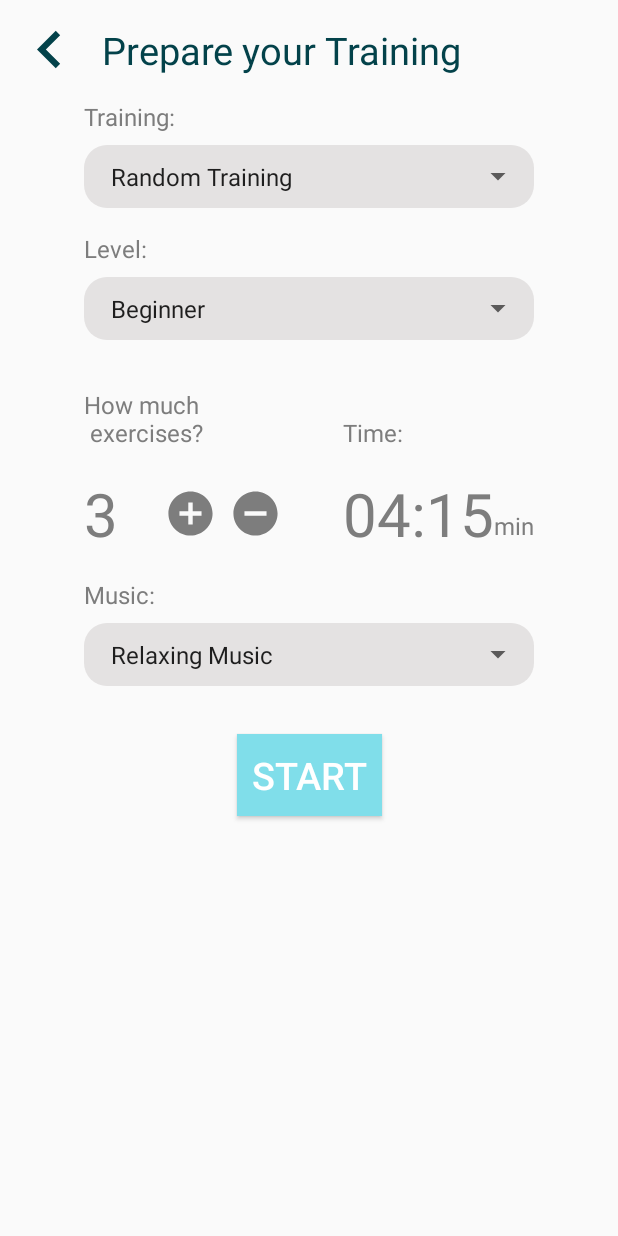
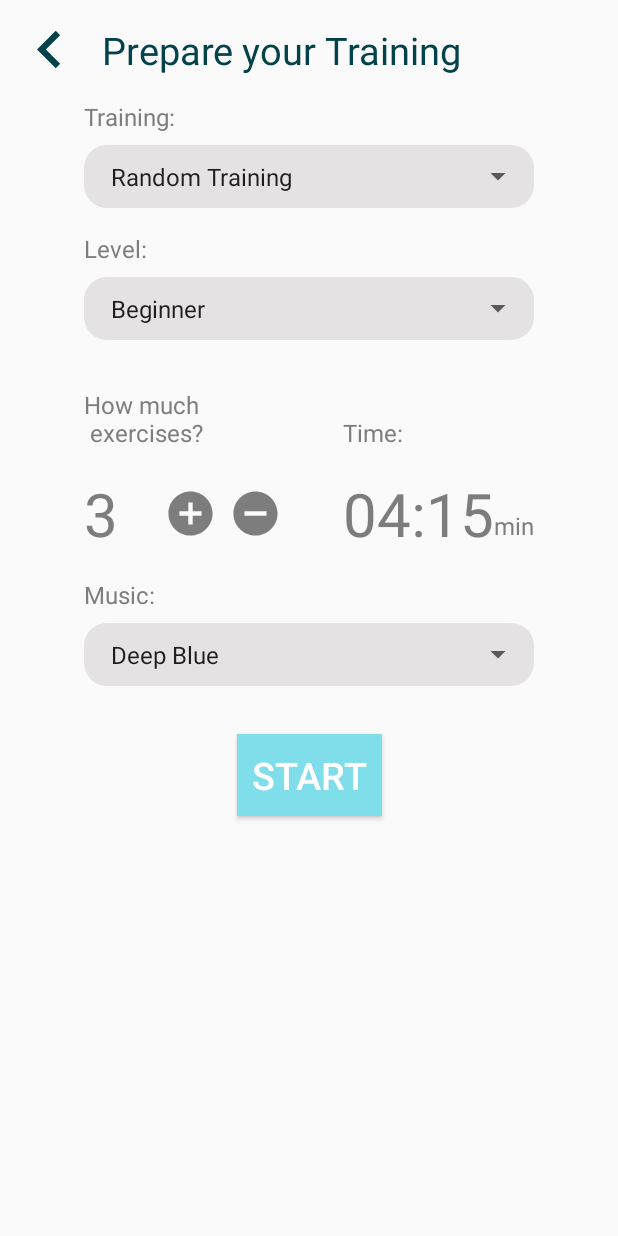
Before and after one commit to staropramen/VacuumFitness, an Android app: the PreparationFragment screen opened directly, with no data from a screen before it, on a phone screen of 412 x 824 dp. Run offline under Robolectric (Android 15) with nearby library versions, the phone set to English and light mode, and no system bars; our stand-ins replace ButterKnife, Room's generated code; libraries missing offline, so code that uses them is left out: android.arch.persistence.

Commit message:
Music from bensound added and apllied to custom playlists

```diff
--- a/app/src/main/java/com/example/android/vacuumfitness/utils/MusicUtils.java
+++ b/app/src/main/java/com/example/android/vacuumfitness/utils/MusicUtils.java
@@ -6,6 +6,7 @@ import android.net.Uri;
 import android.provider.MediaStore;
 
 import com.example.android.vacuumfitness.R;
+import com.example.android.vacuumfitness.model.Playlist;
 import com.example.android.vacuumfitness.model.Song;
 import com.example.android.vacuumfitness.ui.MainActivity;
 
@@ -74,4 +75,34 @@ public class MusicUtils {
 
         return PreparationUtils.secondsToTimeString(durationInSeconds);
     }
+
+    public static Playlist getDeepBluePlaylist() {
+        //App music 1
+        List<Song> songs = new ArrayList<>();
+        Song relaxSong = new Song("bensound_deepblue", "Bensound.com", "Deep Blue", "288000");
+        songs.add(relaxSong);
+        Playlist playlist = new Playlist("Deep Blue", songs, false);
+
+        return playlist;
+    }
+
+    public static Playlist getSlowMotionPlaylist() {
+        //App music 1
+        List<Song> songs = new ArrayList<>();
+        Song relaxSong = new Song("bensound_slowmotion", "Bensound.com", "Slow Motion", "288000");
+        songs.add(relaxSong);
+        Playlist playlist = new Playlist("Slow Motion", songs, false);
+
+        return playlist;
+    }
+
+    public static Playlist getRelaxingPlaylist() {
+        //App music 1
+        List<Song> songs = new ArrayList<>();
+        Song relaxSong = new Song("bensound_relaxing", "Bensound.com", "Relaxing", "206000");
+        songs.add(relaxSong);
+        Playlist playlist = new Playlist("Relaxing", songs, false);
+
+        return playlist;
+    }
 }
--- a/app/src/main/java/com/example/android/vacuumfitness/utils/SpinnerUtils.java
+++ b/app/src/main/java/com/example/android/vacuumfitness/utils/SpinnerUtils.java
@@ -28,13 +28,15 @@ public class SpinnerUtils {
         itemList.add(noMusicPlaylist.getPlaylistName());
         allPlaylists.add(noMusicPlaylist);
 
-        //App music 1
-        List<Song> songs = new ArrayList<>();
-        Song relaxSong = new Song("dummymusic", "Various Artists", "Relax", "2983000");
-        songs.add(relaxSong);
-        Playlist relaxingPlaylist = new Playlist("Relaxing Music", songs, false);
-        itemList.add(relaxingPlaylist.getPlaylistName());
-        allPlaylists.add(relaxingPlaylist);
+        //Add the defaul playlists
+        itemList.add(MusicUtils.getDeepBluePlaylist().getPlaylistName());
+        allPlaylists.add(MusicUtils.getDeepBluePlaylist());
+
+        itemList.add(MusicUtils.getRelaxingPlaylist().getPlaylistName());
+        allPlaylists.add(MusicUtils.getRelaxingPlaylist());
+
+        itemList.add(MusicUtils.getSlowMotionPlaylist().getPlaylistName());
+        allPlaylists.add(MusicUtils.getSlowMotionPlaylist());
 
         //Add Playlists to itemList
         for (int i = 0; i < dbPlaylists.size(); i++){
--- a/app/src/main/res/values/strings.xml
+++ b/app/src/main/res/values/strings.xml
@@ -104,4 +104,7 @@
     <string name="add_widget">Add widget</string>
     <string name="default_motivator_string">We guess your belly deserves a quick training.</string>
 
+    <!-- About -->
+    <string name="music_credits">Music: Deep Blue, Relaxing and Slow Motion from Bensound.com</string>
+
 </resources>
```
